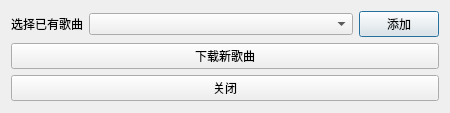
Qt form ui/add_music_dialog.ui (shicj0927/EasyMusicPlus) before a commit.
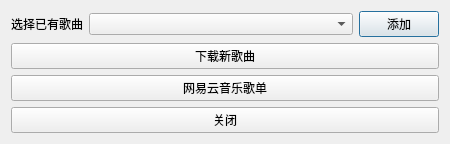
The same form after that commit.

Commit message: 实现歌单下载

Patch:
```diff
--- a/ui/add_music_dialog.ui
+++ b/ui/add_music_dialog.ui
@@ -7,7 +7,7 @@
     <x>0</x>
     <y>0</y>
     <width>450</width>
-    <height>113</height>
+    <height>142</height>
    </rect>
   </property>
   <property name="windowTitle">
@@ -54,6 +54,13 @@
      </property>
     </widget>
    </item>
+   <item>
+    <widget class="QPushButton" name="qPushButton_netease_songlist">
+     <property name="text">
+      <string>网易云音乐歌单</string>
+     </property>
+    </widget>
+   </item>
    <item>
     <widget class="QPushButton" name="qPushButton_quit">
      <property name="text">
```
The commit also changes 9 other files.
